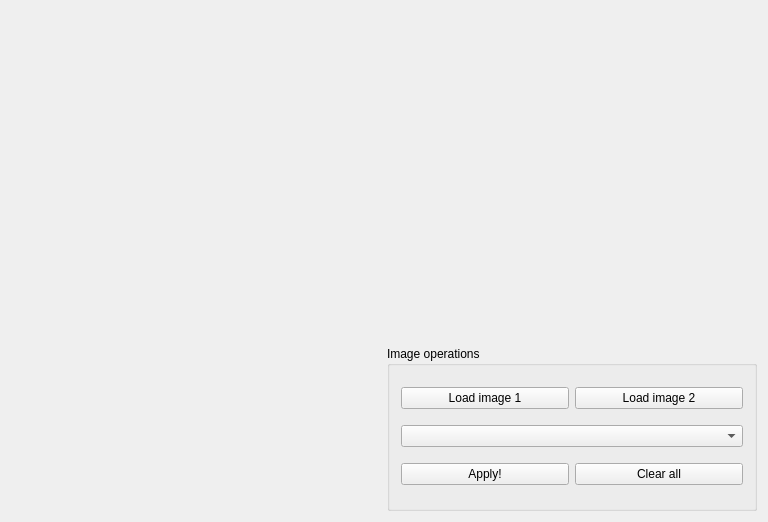
Old version of the form operations/mainwindow.ui in the repository diegomarcov/pdiProjects.
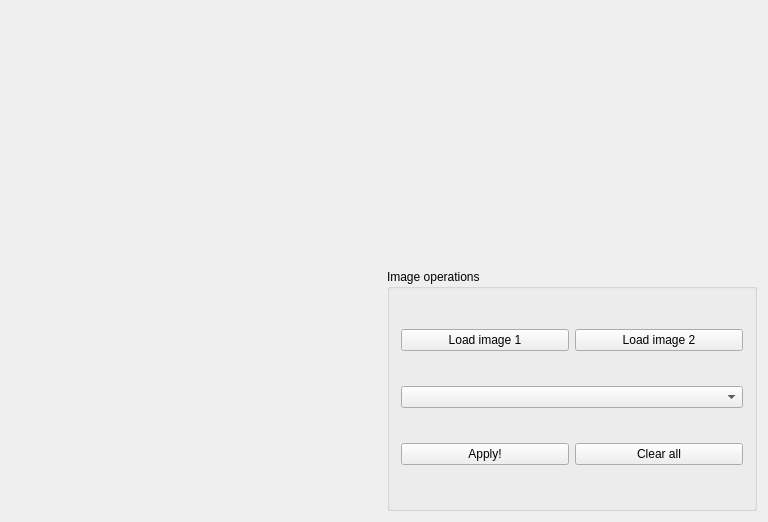
New version of the form.

```diff
--- a/operations/mainwindow.ui
+++ b/operations/mainwindow.ui
@@ -34,7 +34,7 @@
       </property>
      </widget>
     </item>
-    <item row="0" column="1" rowspan="2">
+    <item row="0" column="1">
      <widget class="QLabel" name="resultLabel">
       <property name="maximumSize">
        <size>
@@ -47,7 +47,7 @@
       </property>
      </widget>
     </item>
-    <item row="1" column="0">
+    <item row="1" column="0" colspan="2">
      <spacer name="verticalSpacer">
       <property name="orientation">
        <enum>Qt::Vertical</enum>
```
Left out of the diff: 4 changed lines with no effect on the pictures.
